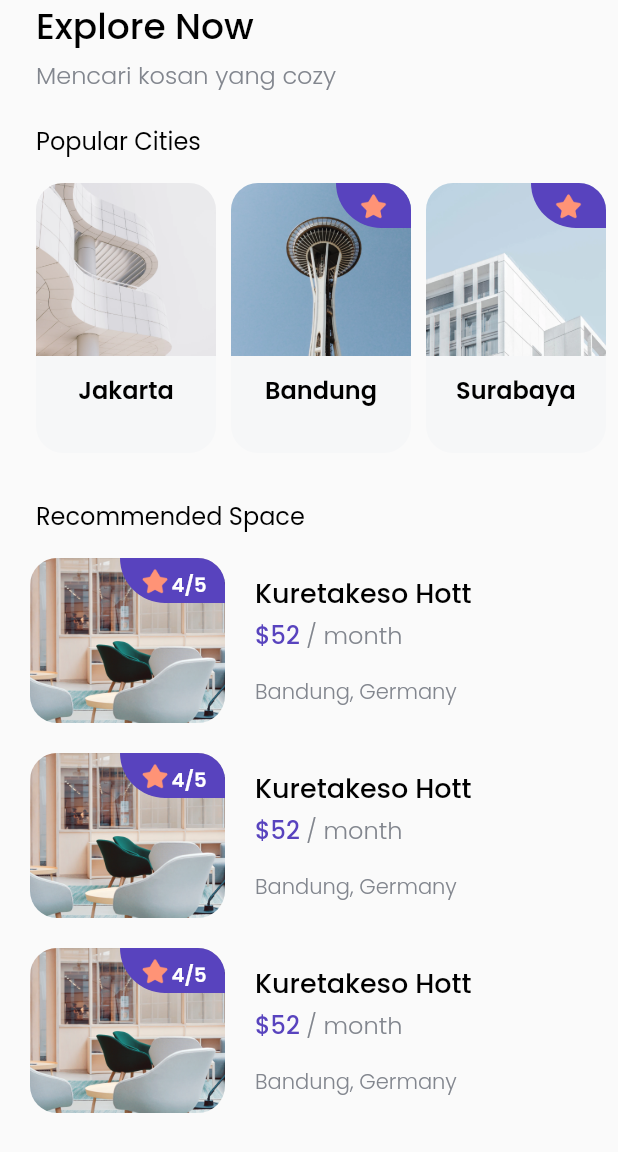
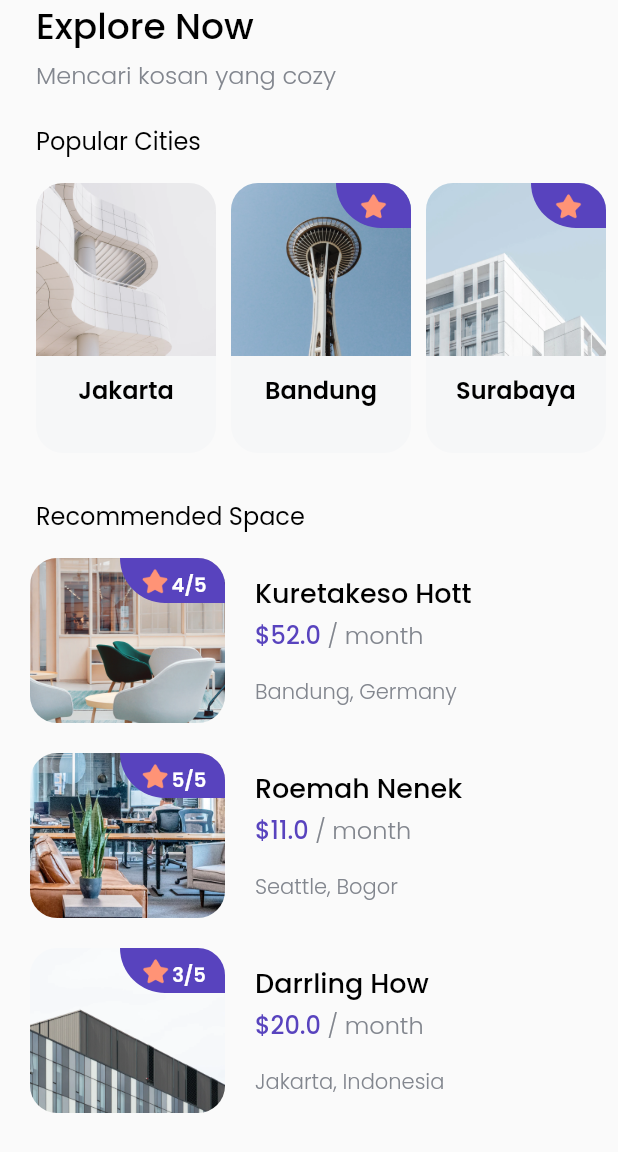
Before and after one commit to Flutter-Dart-Hacks/bwa-kosans, a Flutter app: the HomePageMenu screen opened by its route, on a phone screen of 412 x 824 dp. Shown: the top 1152 px of the screen. Run offline on Flutter 3.47's test engine with Material 2 defaults, Android fonts, the phone set to English and light mode, and no system bars; our stand-ins replace google_fonts.

Commit message:
Pembuatan space recommended

```diff
--- /dev/null
+++ b/lib/models/space_data.dart
@@ -0,0 +1,19 @@
+class SpaceData {
+  int id = 0;
+  String name = '';
+  String imageUrl = '';
+  double price = 0;
+  String city = '';
+  String country = '';
+  int rating = 0;
+
+  SpaceData({
+    required this.id,
+    required this.name,
+    required this.imageUrl,
+    required this.price,
+    required this.city,
+    required this.country,
+    required this.rating,
+  });
+}
--- a/lib/pages/home_pages.dart
+++ b/lib/pages/home_pages.dart
@@ -1,4 +1,5 @@
 import 'package:bwa_kosans/models/city_data.dart';
+import 'package:bwa_kosans/models/space_data.dart';
 import 'package:bwa_kosans/themes.dart';
 import 'package:bwa_kosans/widgets/city_card.dart';
 import 'package:bwa_kosans/widgets/space_card.dart';
@@ -131,17 +132,44 @@ class _HomePageMenuState extends State<HomePageMenu> {
                   horizontal: 20,
                 ),
                 child: Column(
-                  children: const [
-                    SpaceCard(),
-                    SizedBox(
+                  children: [
+                    SpaceCard(
+                      spaceData: SpaceData(
+                          id: 1,
+                          name: 'Kuretakeso Hott',
+                          imageUrl: 'resources/images/space1.png',
+                          price: 52,
+                          city: 'Bandung',
+                          country: 'Germany',
+                          rating: 4),
+                    ),
+                    const SizedBox(
                       height: 20,
                     ),
-                    SpaceCard(),
-                    SizedBox(
+                    SpaceCard(
+                      spaceData: SpaceData(
+                          id: 2,
+                          name: 'Roemah Nenek',
+                          imageUrl: 'resources/images/space2.png',
+                          price: 11,
+                          city: 'Seattle',
+                          country: 'Bogor',
+                          rating: 5),
+                    ),
+                    const SizedBox(
                       height: 20,
                     ),
-                    SpaceCard(),
-                    SizedBox(
+                    SpaceCard(
+                      spaceData: SpaceData(
+                          id: 3,
+                          name: 'Darrling How',
+                          imageUrl: 'resources/images/space3.png',
+                          price: 20,
+                          city: 'Jakarta',
+                          country: 'Indonesia',
+                          rating: 3),
+                    ),
+                    const SizedBox(
                       height: 20,
                     ),
                   ],
--- a/lib/widgets/space_card.dart
+++ b/lib/widgets/space_card.dart
@@ -1,8 +1,10 @@
+import 'package:bwa_kosans/models/space_data.dart';
 import 'package:bwa_kosans/themes.dart';
 import 'package:flutter/material.dart';
 
 class SpaceCard extends StatelessWidget {
-  const SpaceCard({Key? key}) : super(key: key);
+  const SpaceCard({Key? key, required this.spaceData}) : super(key: key);
+  final SpaceData spaceData;
 
   @override
   Widget build(BuildContext context) {
@@ -17,7 +19,7 @@ class SpaceCard extends StatelessWidget {
             child: Stack(
               children: [
                 Image.asset(
-                  'resources/images/space1.png',
+                  spaceData.imageUrl,
                   fit: BoxFit.cover,
                 ),
                 Align(
@@ -43,7 +45,7 @@ class SpaceCard extends StatelessWidget {
                         Padding(
                           padding: const EdgeInsets.only(top: 6),
                           child: Text(
-                            '4/5',
+                            '${spaceData.rating}/5',
                             style: whiteTextStyle.copyWith(
                               fontSize: 13,
                               fontWeight: FontWeight.w600,
@@ -65,7 +67,7 @@ class SpaceCard extends StatelessWidget {
           crossAxisAlignment: CrossAxisAlignment.start,
           children: [
             Text(
-              'Kuretakeso Hott',
+              spaceData.name,
               style: blackTextStyle.copyWith(
                   fontSize: 18, fontWeight: FontWeight.w500),
             ),
@@ -74,7 +76,7 @@ class SpaceCard extends StatelessWidget {
             ),
             Text.rich(
               TextSpan(
-                text: '\$52',
+                text: '\$${spaceData.price}',
                 style: purpleTextStyle.copyWith(
                   fontSize: 16,
                 ),
@@ -92,7 +94,7 @@ class SpaceCard extends StatelessWidget {
               height: 16,
             ),
             Text(
-              'Bandung, Germany',
+              '${spaceData.city}, ${spaceData.country}',
               style: greyTextStyle.copyWith(
                 fontSize: 14,
               ),
```
